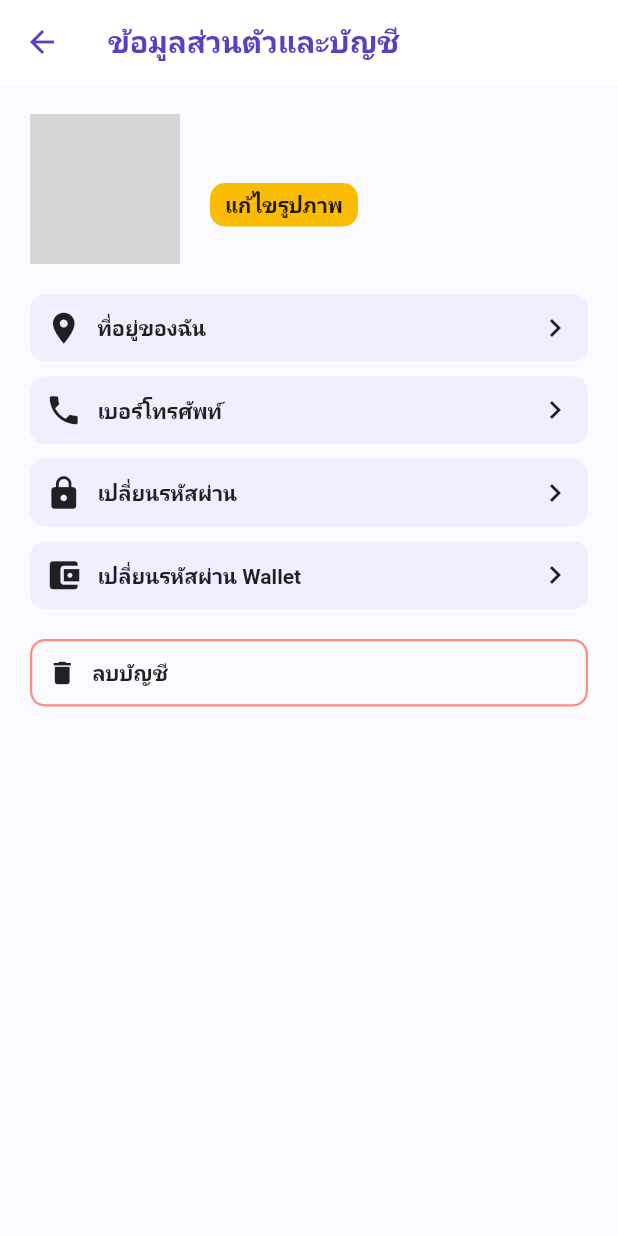
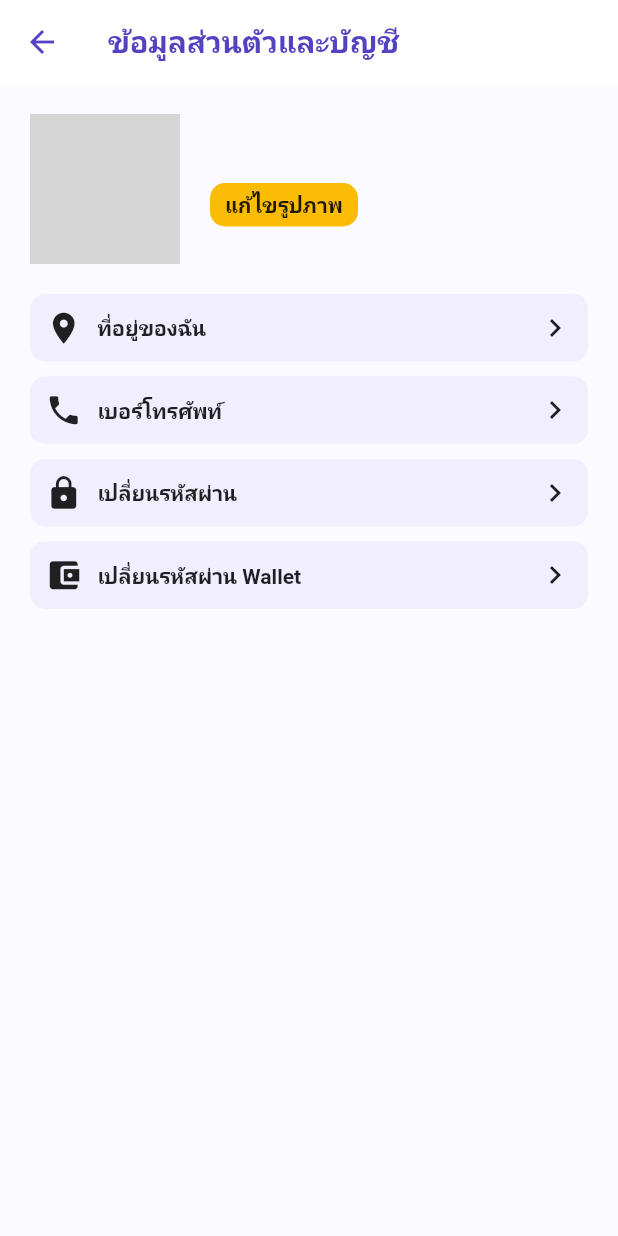
Before and after one commit to CE-KMITL-Project-2021-Group-36/Rental-App, a Flutter app: the EditProfileScreen screen opened by its route, on a phone screen of 412 x 824 dp. Run offline on Flutter 3.47's test engine with Material 2 defaults, Android fonts, the phone set to English and light mode, and no system bars; our stand-ins replace badges, carousel_nullsafety, cloud_firestore, dotted_border, dropdown_button2, file_picker and 12 more; missing offline and left inert: flutterfire_ui; accounts and stored records are empty; network calls fail; Roboto replaces fonts that are missing (SFThonburi); grey boxes are pictures that could not be loaded.

Commit message:
[chore] Remove delete account button

```diff
--- a/rental_app/lib/screens/edit_profile_screen.dart
+++ b/rental_app/lib/screens/edit_profile_screen.dart
@@ -336,66 +336,66 @@ class _EditProfileScreenState extends State<EditProfileScreen> {
                       const SizedBox(
                         height: 20,
                       ),
-                      InkWell(
-                        onTap: () {
-                          showDialog(
-                              context: context,
-                              builder: (BuildContext context) {
-                                return AlertDialog(
-                                  title: const Text(
-                                      'คุณต้องการลบบัญชีและข้อมูลทั้งหมดใช่หรือไม่'),
-                                  actions: [
-                                    TextButton(
-                                        onPressed: () {
-                                          Navigator.pop(context);
-                                        },
-                                        child: const Text(
-                                          'ยกเลิก',
-                                          style:
-                                              TextStyle(color: Colors.black54),
-                                        )),
-                                    TextButton(
-                                        onPressed: _deleteUser,
-                                        child: const Text(
-                                          'ยืนยัน',
-                                          style: TextStyle(color: errorColor),
-                                        )),
-                                  ],
-                                );
-                              });
-                        },
-                        child: Ink(
-                          width: double.infinity,
-                          height: 45,
-                          decoration: BoxDecoration(
-                              border: Border.all(
-                                color: Colors.redAccent.shade100,
-                                width: 1.5,
-                              ),
-                              borderRadius: BorderRadius.circular(10)),
-                          child: Padding(
-                            padding: const EdgeInsets.symmetric(horizontal: 10),
-                            child: Row(
-                              mainAxisAlignment: MainAxisAlignment.start,
-                              children: const [
-                                Icon(
-                                  Icons.delete,
-                                  size: 20,
-                                ),
-                                SizedBox(
-                                  width: 10,
-                                ),
-                                Text(
-                                  'ลบบัญชี',
-                                  style: TextStyle(
-                                    fontWeight: FontWeight.bold,
-                                  ),
-                                ),
-                              ],
-                            ),
-                          ),
-                        ),
-                      ),
+                      // InkWell(
+                      //   onTap: () {
+                      //     showDialog(
+                      //         context: context,
+                      //         builder: (BuildContext context) {
+                      //           return AlertDialog(
+                      //             title: const Text(
+                      //                 'คุณต้องการลบบัญชีและข้อมูลทั้งหมดใช่หรือไม่'),
+                      //             actions: [
+                      //               TextButton(
+                      //                   onPressed: () {
+                      //                     Navigator.pop(context);
+                      //                   },
+                      //                   child: const Text(
+                      //                     'ยกเลิก',
+                      //                     style:
+                      //                         TextStyle(color: Colors.black54),
+                      //                   )),
+                      //               TextButton(
+                      //                   onPressed: _deleteUser,
+                      //                   child: const Text(
+                      //                     'ยืนยัน',
+                      //                     style: TextStyle(color: errorColor),
+                      //                   )),
+                      //             ],
+                      //           );
+                      //         });
+                      //   },
+                      //   child: Ink(
+                      //     width: double.infinity,
+                      //     height: 45,
+                      //     decoration: BoxDecoration(
+                      //         border: Border.all(
+                      //           color: Colors.redAccent.shade100,
+                      //           width: 1.5,
+                      //         ),
+                      //         borderRadius: BorderRadius.circular(10)),
+                      //     child: Padding(
+                      //       padding: const EdgeInsets.symmetric(horizontal: 10),
+                      //       child: Row(
+                      //         mainAxisAlignment: MainAxisAlignment.start,
+                      //         children: const [
+                      //           Icon(
+                      //             Icons.delete,
+                      //             size: 20,
+                      //           ),
+                      //           SizedBox(
+                      //             width: 10,
+                      //           ),
+                      //           Text(
+                      //             'ลบบัญชี',
+                      //             style: TextStyle(
+                      //               fontWeight: FontWeight.bold,
+                      //             ),
+                      //           ),
+                      //         ],
+                      //       ),
+                      //     ),
+                      //   ),
+                      // ),
                     ],
                   ),
                 ),
```
